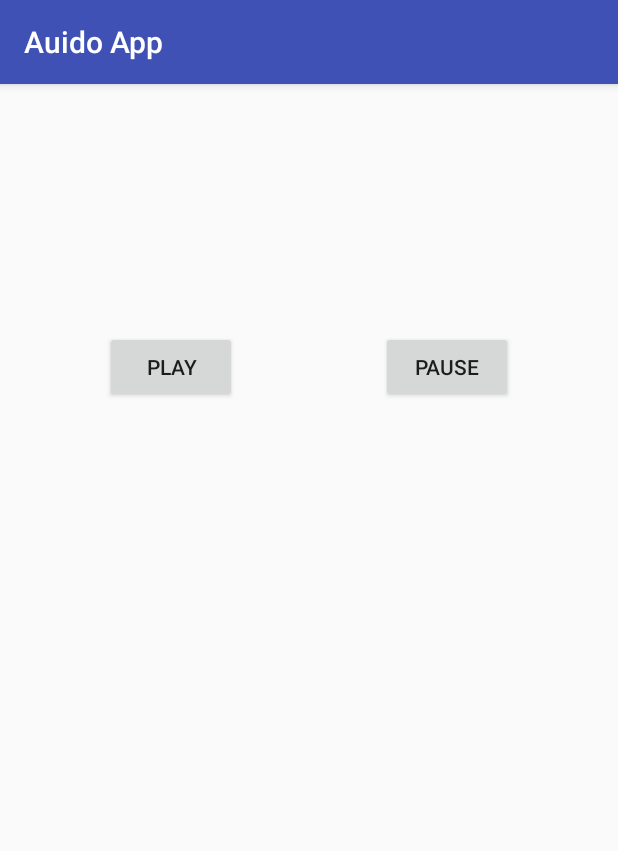
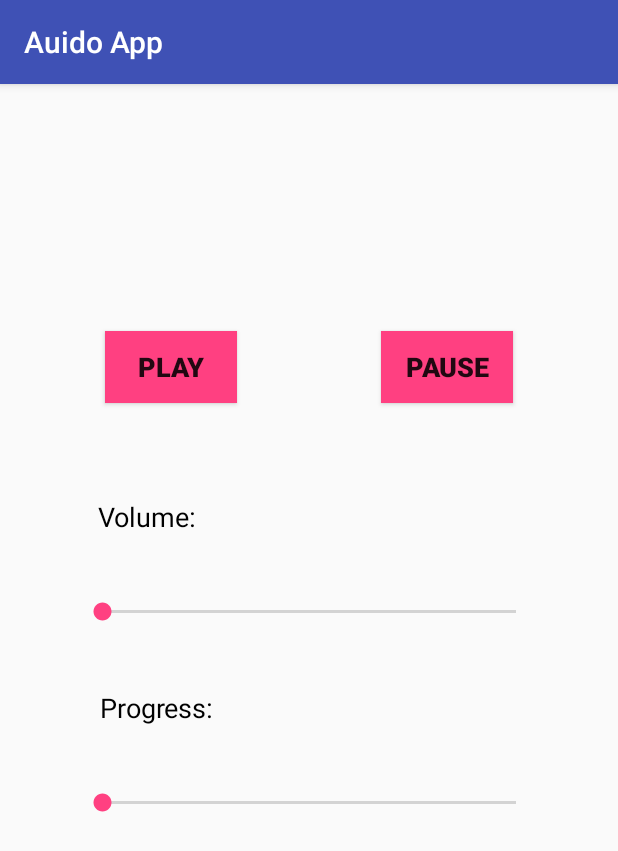
Before and after one commit to ayush12121997/Android_AuidoApp, an Android app: the screen it shows after launch (MainActivity), on a phone screen of 412 x 824 dp. Shown: the top 851 px of the screen. Run offline under Robolectric (Android 15) with nearby library versions, the phone set to English and light mode, and no system bars.

Commit message:
Completed App. Added following features: 1. Provided seekbar functionality for volume control. 2. Provided seekbar functionality for progress control.

```diff
--- a/app/src/main/java/com/example/ayush/auidoapp/MainActivity.java
+++ b/app/src/main/java/com/example/ayush/auidoapp/MainActivity.java
@@ -1,17 +1,30 @@
 package com.example.ayush.auidoapp;
 
+import android.annotation.SuppressLint;
+import android.media.AudioManager;
 import android.media.MediaPlayer;
-import android.provider.MediaStore;
 import android.support.v7.app.AppCompatActivity;
 import android.os.Bundle;
+import android.util.Log;
 import android.view.View;
+import android.widget.SeekBar;
+
+import java.util.Timer;
+import java.util.TimerTask;
+
 
 public class MainActivity extends AppCompatActivity {
 
     MediaPlayer mediaPlayer;
+    AudioManager audioManager;
+    SeekBar volumeControl;
+    SeekBar scrubControl;
+    int maxVol;
+    int maxProgress;
+    int currVol;
+    int currProgress;
 
-    public void play(View view)
-    {
+    public void play(View view) {
         mediaPlayer.start();
     }
 
@@ -25,5 +38,57 @@ public class MainActivity extends AppCompatActivity {
         super.onCreate(savedInstanceState);
         setContentView(R.layout.activity_main);
         mediaPlayer = MediaPlayer.create(this, R.raw.car);
+        audioManager = (AudioManager) getSystemService(AUDIO_SERVICE);
+        maxVol = audioManager.getStreamMaxVolume(AudioManager.STREAM_MUSIC);
+        maxProgress = mediaPlayer.getDuration();
+
+        volumeControl = (SeekBar) findViewById(R.id.volumeSeekBar);
+        volumeControl.setMax(maxVol);
+        volumeControl.setOnSeekBarChangeListener(new SeekBar.OnSeekBarChangeListener(){
+            @Override
+            public void onProgressChanged(SeekBar seekBar, int i, boolean b) {
+                Log.i("Seekbar Changed", Integer.toString(i));
+                audioManager.setStreamVolume(AudioManager.STREAM_MUSIC, i, 0);
+            }
+
+            @Override
+            public void onStartTrackingTouch(SeekBar seekBar) {
+
+            }
+
+            @Override
+            public void onStopTrackingTouch(SeekBar seekBar) {
+
+            }
+        });
+
+        scrubControl = (SeekBar) findViewById(R.id.progressSeekBar);
+        scrubControl.setMax(maxProgress);
+        scrubControl.setOnSeekBarChangeListener(new SeekBar.OnSeekBarChangeListener() {
+            @Override
+            public void onProgressChanged(SeekBar seekBar, int i, boolean b) {
+                Log.i("P_Seekbar Changed", Integer.toString(i));
+                mediaPlayer.seekTo(i);
+            }
+
+            @Override
+            public void onStartTrackingTouch(SeekBar seekBar) {
+                mediaPlayer.pause();
+            }
+
+            @Override
+            public void onStopTrackingTouch(SeekBar seekBar) {
+                mediaPlayer.start();
+            }
+        });
+        new Timer().scheduleAtFixedRate(new TimerTask() {
+            @Override
+            public void run() {
+                currProgress = mediaPlayer.getCurrentPosition();
+                scrubControl.setProgress(currProgress, true);
+                currVol = audioManager.getStreamVolume(AudioManager.STREAM_MUSIC);
+                volumeControl.setProgress(currVol, true);
+            }
+        },0, 250);
     }
 }
--- a/app/src/main/res/layout/activity_main.xml
+++ b/app/src/main/res/layout/activity_main.xml
@@ -11,10 +11,10 @@
         android:layout_height="0dp"
         app:layout_constraintBottom_toBottomOf="parent"
         app:layout_constraintEnd_toEndOf="parent"
-        app:layout_constraintHorizontal_bias="0.0"
+        app:layout_constraintHorizontal_bias="1.0"
         app:layout_constraintStart_toStartOf="parent"
         app:layout_constraintTop_toTopOf="parent"
-        app:layout_constraintVertical_bias="0.0">
+        app:layout_constraintVertical_bias="1.0">
 
         <Button
             android:id="@+id/playButton"
@@ -24,8 +24,11 @@
             android:layout_marginEnd="48dp"
             android:layout_marginStart="80dp"
             android:layout_marginTop="36dp"
+            android:background="@color/colorAccent"
             android:onClick="play"
             android:text="Play"
+            android:textSize="18sp"
+            android:textStyle="bold"
             app:layout_constraintBottom_toBottomOf="parent"
             app:layout_constraintEnd_toStartOf="@+id/pauseButton"
             app:layout_constraintStart_toStartOf="parent"
@@ -39,11 +42,74 @@
             android:layout_marginEnd="80dp"
             android:layout_marginStart="48dp"
             android:layout_marginTop="36dp"
+            android:background="@color/colorAccent"
             android:onClick="pause"
             android:text="Pause"
+            android:textSize="18sp"
+            android:textStyle="bold"
             app:layout_constraintBottom_toBottomOf="parent"
             app:layout_constraintEnd_toEndOf="parent"
             app:layout_constraintStart_toEndOf="@+id/playButton"
             app:layout_constraintTop_toTopOf="parent" />
+
+        <SeekBar
+            android:id="@+id/volumeSeekBar"
+            android:layout_width="0dp"
+            android:layout_height="23dp"
+            android:layout_marginBottom="8dp"
+            android:layout_marginEnd="52dp"
+            android:layout_marginStart="52dp"
+            android:layout_marginTop="8dp"
+            app:layout_constraintBottom_toTopOf="@+id/textView2"
+            app:layout_constraintEnd_toEndOf="parent"
+            app:layout_constraintHorizontal_bias="0.0"
+            app:layout_constraintStart_toStartOf="parent"
+            app:layout_constraintTop_toBottomOf="@+id/textView" />
+
+        <TextView
+            android:id="@+id/textView"
+            android:layout_width="wrap_content"
+            android:layout_height="wrap_content"
+            android:layout_marginBottom="8dp"
+            android:layout_marginEnd="267dp"
+            android:layout_marginStart="52dp"
+            android:layout_marginTop="39dp"
+            android:text="Volume:"
+            android:textColor="@android:color/black"
+            android:textSize="18sp"
+            app:layout_constraintBottom_toTopOf="@+id/volumeSeekBar"
+            app:layout_constraintEnd_toEndOf="parent"
+            app:layout_constraintStart_toStartOf="parent"
+            app:layout_constraintTop_toBottomOf="@+id/playButton" />
+
+        <TextView
+            android:id="@+id/textView2"
+            android:layout_width="wrap_content"
+            android:layout_height="wrap_content"
+            android:layout_marginBottom="8dp"
+            android:layout_marginEnd="255dp"
+            android:layout_marginStart="52dp"
+            android:layout_marginTop="8dp"
+            android:text="Progress:"
+            android:textColor="@android:color/black"
+            android:textSize="18sp"
+            app:layout_constraintBottom_toTopOf="@+id/progressSeekBar"
+            app:layout_constraintEnd_toEndOf="parent"
+            app:layout_constraintStart_toStartOf="parent"
+            app:layout_constraintTop_toBottomOf="@+id/volumeSeekBar" />
+
+        <SeekBar
+            android:id="@+id/progressSeekBar"
+            android:layout_width="0dp"
+            android:layout_height="23dp"
+            android:layout_marginBottom="253dp"
+            android:layout_marginEnd="52dp"
+            android:layout_marginStart="52dp"
+            android:layout_marginTop="8dp"
+            app:layout_constraintBottom_toBottomOf="parent"
+            app:layout_constraintEnd_toEndOf="parent"
+            app:layout_constraintHorizontal_bias="0.0"
+            app:layout_constraintStart_toStartOf="parent"
+            app:layout_constraintTop_toBottomOf="@+id/textView2" />
     </android.support.constraint.ConstraintLayout>
 </android.support.constraint.ConstraintLayout>
--- a/app/src/main/res/values/colors.xml
+++ b/app/src/main/res/values/colors.xml
@@ -2,5 +2,5 @@
 <resources>
     <color name="colorPrimary">#3F51B5</color>
     <color name="colorPrimaryDark">#303F9F</color>
-    <color name="colorAccent">#FF4081</color>
+    <color name="colorAccent">#ff4081</color>
 </resources>
```
Also changed, not shown: 1 other file.
